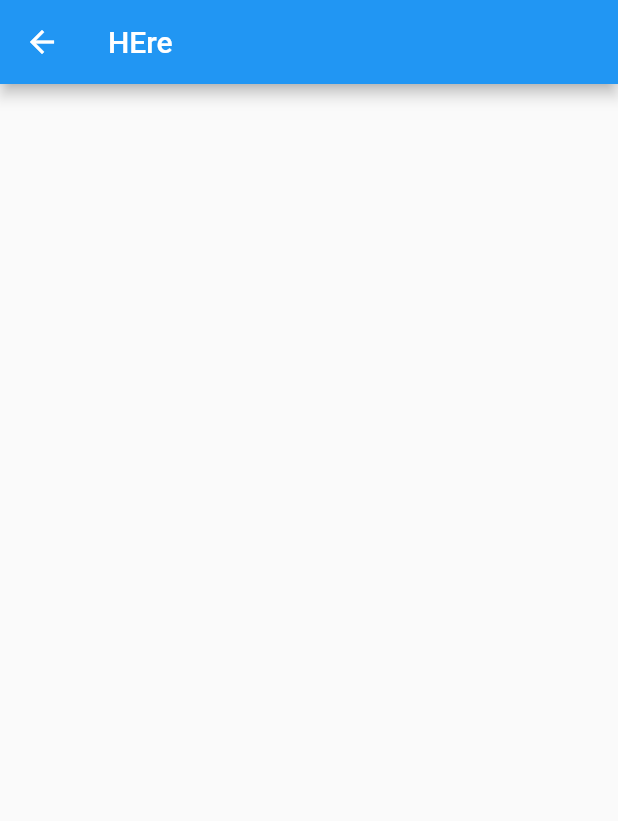
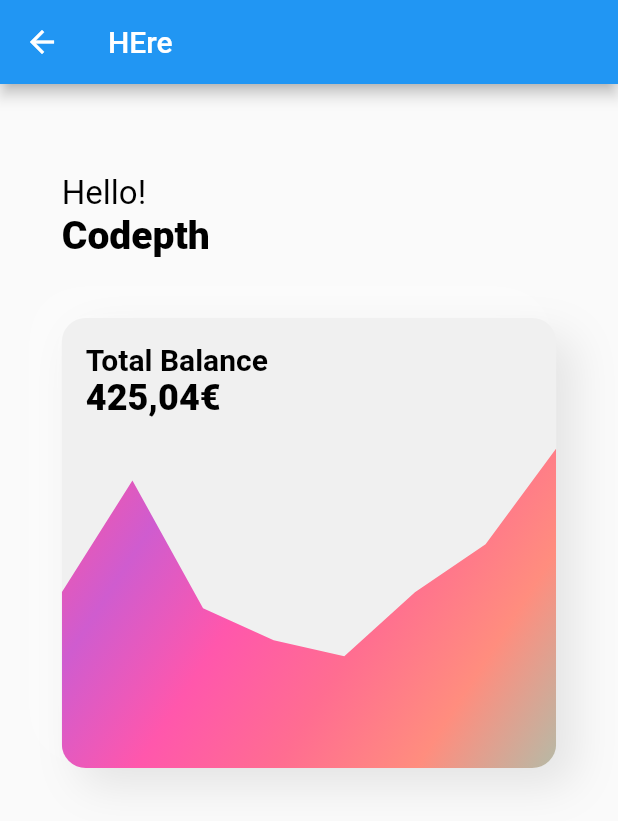
Before and after one commit to theashggl/Dashboard, a Flutter app: the doughnut screen opened directly, on a phone screen of 412 x 824 dp. Shown: the top 821 px of the screen. Run offline on Flutter 3.47's test engine with Material 2 defaults, Android fonts, the phone set to English and light mode, and no system bars; drawn by our look-alikes of clay_containers; missing offline and left inert: neumorphic.

Commit message:
line chart done

```diff
--- /dev/null
+++ b/lib/chart.dart
@@ -0,0 +1,57 @@
+import 'package:flutter/material.dart';
+import 'dart:math';
+
+class Chart extends StatelessWidget {
+  final List<double> data;
+
+  const Chart({Key key, this.data}) : super(key: key);
+  @override
+  Widget build(BuildContext context) {
+    return Expanded(
+      child: ClipPath(
+        clipper: ChartClipper( data: data, maxValue: data.reduce(max)),
+        child: Container(
+          decoration: BoxDecoration(
+            borderRadius: BorderRadius.vertical(bottom: Radius.circular(16)),
+            gradient: LinearGradient(
+              begin: Alignment.topLeft,
+              end: Alignment.bottomRight,
+              colors: [
+                Color(0xFFFF559F),
+                Color(0xFFCF5CCF),
+                Color(0xFFFF57AC),
+                Color(0xFFFF6D91),
+                Color(0xFFFF8D7E),
+                Color(0xFFB6BAA6),
+              ]
+            )
+          ),
+        ),
+      ),
+    );
+  }
+}
+
+class ChartClipper extends CustomClipper<Path> {
+
+  final double maxValue;
+  final List<double> data;
+
+  ChartClipper({this.maxValue, this.data});
+
+  @override
+  Path getClip(Size size) {
+    double sectionWidth = size.width/(data.length-1);
+    Path path=Path();
+    path.moveTo(0, size.height);
+    for(int i=0;i< data.length;i++)
+      {
+        path.lineTo(i*sectionWidth, size.height-(size.height*(data[i]/maxValue)));
+      }
+    path.lineTo(size.width, size.height);
+    return path;
+  }
+
+  @override
+  bool shouldReclip(CustomClipper<Path> oldClipper) => true;
+}
--- a/lib/doughnut.dart
+++ b/lib/doughnut.dart
@@ -1,12 +1,93 @@
+import 'package:clay_containers/clay_containers.dart';
+import 'package:flutter/cupertino.dart';
 import 'package:flutter/material.dart';
-void main()=> runApp(doughnut());
+import 'package:dashboard/chart.dart';
+
+void main() => runApp(doughnut());
+
+final data =[55.0,90.0,50.0,40.0,35.0,55.0,70.0,100.0];
+
 class doughnut extends StatelessWidget {
   @override
   Widget build(BuildContext context) {
+    double width = MediaQuery.of(context).size.width;
     return Scaffold(
       appBar: AppBar(
         title: Text('HEre'),
       ),
+      body: SingleChildScrollView(
+        child: Padding(
+          padding: const EdgeInsets.symmetric(horizontal: 16.0),
+          child: Center(
+            child: Column(
+              crossAxisAlignment: CrossAxisAlignment.start,
+              children: <Widget>[
+                SizedBox(
+                  height: 60,
+                ),
+                Text("Hello!",
+                    style: TextStyle(fontSize: 22, color: Colors.black)),
+                Text("Codepth",
+                    style: TextStyle(
+                        fontSize: 26,
+                        color: Colors.black,
+                        fontWeight: FontWeight.w800)),
+                SizedBox(
+                  height: 40,
+                ),
+                ClayContainer(
+                  height: 300,
+                  width: width * 0.8,
+                  depth: 12,
+                  spread: 12,
+                  borderRadius: 16,
+                  child: Column(
+                    crossAxisAlignment: CrossAxisAlignment.start,
+                    children: <Widget>[
+                      Padding(
+                        padding: const EdgeInsets.only(
+                          left: 16.0,
+                          right: 16,
+                          top: 16,
+                        ),                        child: Text(
+                          "Total Balance",
+                          style: TextStyle(
+                            fontSize: 20,
+                            fontWeight: FontWeight.w600,
+                            color: Colors.black,
+                          ),
+                        ),
+                      ),
+                      Padding(
+                        padding: const EdgeInsets.symmetric(
+                          horizontal: 16.0
+                        ),
+                        child: Text(
+                          "425,04€",
+                          style: TextStyle(
+                            fontSize: 24,
+                            fontWeight: FontWeight.w900,
+                            color: Colors.black,
+                          ),
+                        ),
+                      ),
+                      SizedBox(
+                        height: 20,
+                      ),
+                      Chart(
+                        data: data,
+                      ),
+                    ],
+                  ),
+                ),
+                SizedBox(
+                  height: 40,
+                ),
+              ],
+            ),
+          ),
+        ),
+      ),
     );
   }
-}
+  }
--- a/lib/main.dart
+++ b/lib/main.dart
@@ -33,11 +33,15 @@ var tl=false,tr=false,bl=false,br=false;
                     onTapUp: (details) {
                       setState((){
                         tl=false;
+                        Navigator.push(context, MaterialPageRoute(
+                            builder: (context) => doughnut()
+                        ),);
                       },);
                     },
                     onTapDown: (details) {
                       setState((){
                         tl=true;
+
                       },);
                     },
                     child: AnimatedContainer(
@@ -60,6 +64,22 @@ var tl=false,tr=false,bl=false,br=false;
                         color: Color(0xFFEFEEEE),
                         borderRadius: BorderRadius.circular(122.0),
                       ),
+                      child: Center(
+                        child: Column(
+                          mainAxisAlignment: MainAxisAlignment.spaceEvenly,
+                          children: <Widget>[
+                            Text(
+                              'Line Chart',
+                              style: TextStyle(
+                                fontSize: 15,
+                                fontWeight: FontWeight.w500,
+                                color: Colors.black,
+                              ),
+                            ),
+                            Icon(Icons.multiline_chart),
+                          ],
+                        ),
+                      )
                     ),
                   ),
                   GestureDetector(
--- a/pubspec.yaml
+++ b/pubspec.yaml
@@ -11,8 +11,9 @@ environment:
 dependencies:
   flutter:
     sdk: flutter
-
+  fl_chart: ^0.10.1
   cupertino_icons: ^0.1.3
+  clay_containers: ^0.2.2
   neumorphic: any
 dev_dependencies:
   flutter_test:
```
Also changed, not shown: pubspec.lock.
